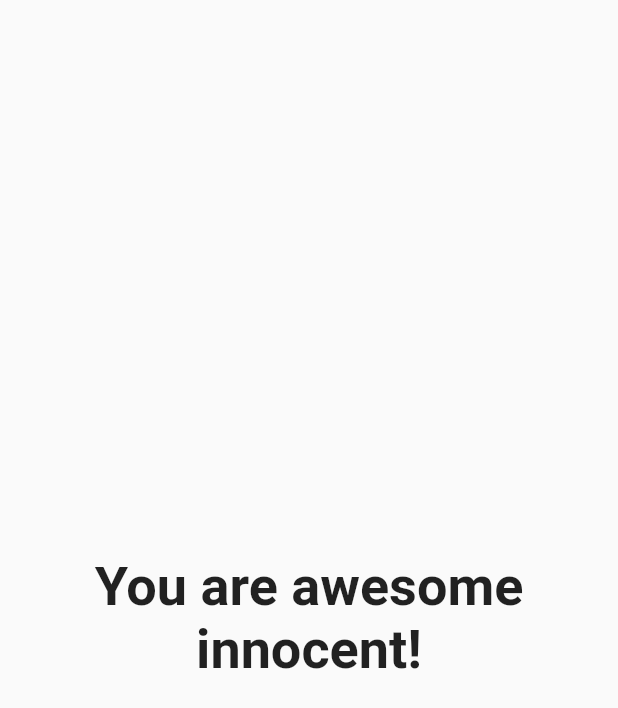
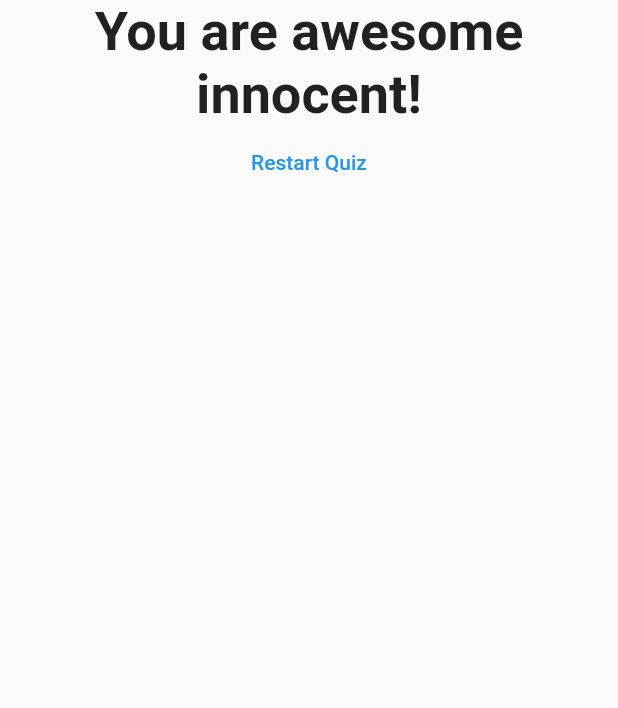
Before and after one commit to MaksimVovk/js, a Flutter app: the Result widget shown alone on an empty page, opened directly with empty values, on a phone screen of 412 x 824 dp. Shown: the top 708 px of the screen. Run offline on Flutter 3.47's test engine with Material 2 defaults, Android fonts, the phone set to English and light mode, and no system bars.

Commit message:
Resetting the Quiz

```diff
--- a/flutter/flutter_complete_guid/lib/result.dart
+++ b/flutter/flutter_complete_guid/lib/result.dart
@@ -2,8 +2,9 @@ import 'package:flutter/material.dart';
 
 class Result extends StatelessWidget {
   final int score;
+  final Function reset;
 
-  Result(this.score);
+  Result({this.score, this.reset});
 
   String get resultPhrase {
     String resultText;
@@ -23,7 +24,9 @@ class Result extends StatelessWidget {
   @override
   Widget build(BuildContext context) {
     return Center(
-      child: Text(
+      child: Column(
+        children: <Widget>[
+          Text(
             resultPhrase,
             style: TextStyle(
               fontSize: 36,
@@ -31,6 +34,15 @@ class Result extends StatelessWidget {
             ),
             textAlign: TextAlign.center,
           ),
+          TextButton(
+            child: Text('Restart Quiz'),
+            style: ButtonStyle(
+              foregroundColor: MaterialStateProperty.all(Colors.blue),
+            ),
+            onPressed: reset,
+          )
+        ],
+      ),
     );
   }
 }
```
Also changed, not shown: flutter/flutter_complete_guid/lib/main.dart (+8 -1 lines). Lines whose indentation alone changed are shown as unchanged.
